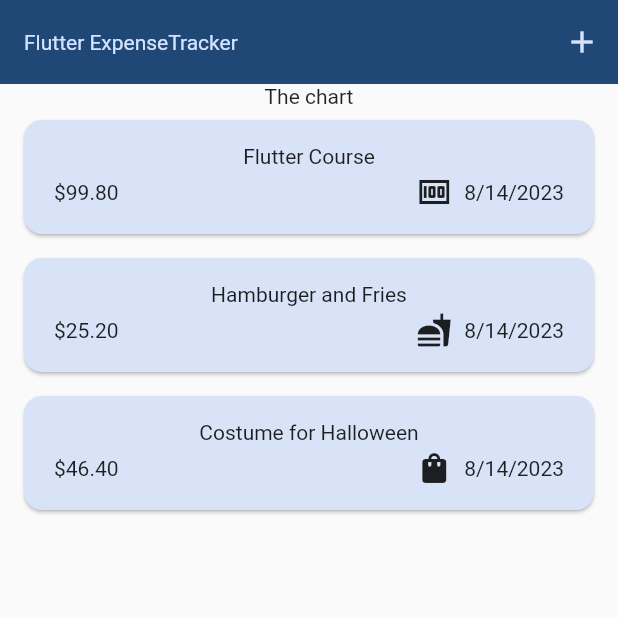
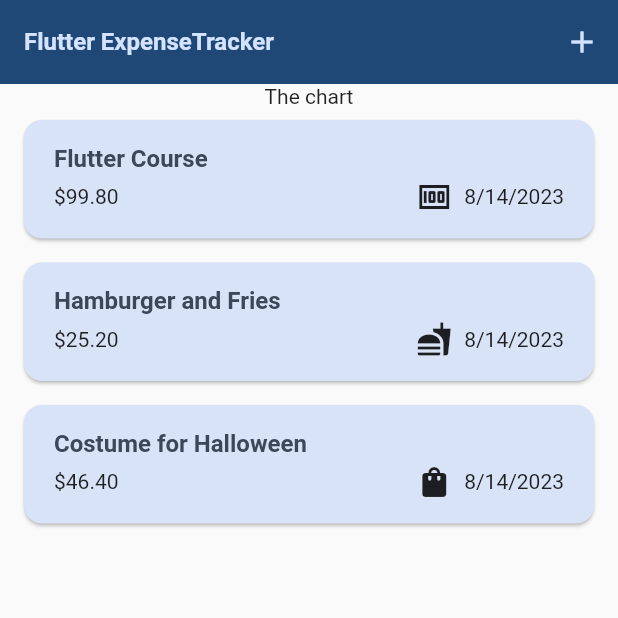
Before and after one commit to alfism1/flutter_learning, a Flutter app: the screen it shows after launch, on a phone screen of 412 x 824 dp, the top half of it. Run offline on Flutter 3.47's test engine with Material 2 defaults, Android fonts, the phone set to English and light mode, and no system bars.

Commit message:
Update dismissible background

```diff
--- a/lib/main.dart
+++ b/lib/main.dart
@@ -32,9 +32,9 @@ void main() {
         ),
         textTheme: ThemeData().textTheme.copyWith(
               titleLarge: TextStyle(
-                fontSize: 14,
-                fontWeight: FontWeight.normal,
-                color: kColorScheme.primaryContainer,
+                fontSize: 16,
+                fontWeight: FontWeight.bold,
+                color: kColorScheme.onSecondaryContainer,
               ),
             ),
       ),
--- a/lib/widgets/expenses_list/expenses_item.dart
+++ b/lib/widgets/expenses_list/expenses_item.dart
@@ -16,9 +16,12 @@ class ExpenseItem extends StatelessWidget {
           vertical: 16,
         ),
         child: Column(
-          // crossAxisAlignment: CrossAxisAlignment.start,
+          crossAxisAlignment: CrossAxisAlignment.start,
           children: [
-            Text(expense.title),
+            Text(
+              expense.title,
+              style: Theme.of(context).textTheme.titleLarge,
+            ),
             const SizedBox(height: 4),
             Row(
               children: [
--- a/lib/widgets/expenses_list/expenses_list.dart
+++ b/lib/widgets/expenses_list/expenses_list.dart
@@ -27,6 +27,14 @@ class ExpensesList extends StatelessWidget {
       itemCount: expenses.length,
       itemBuilder: (context, index) => Dismissible(
         key: Key(expenses[index].id),
+        background: Container(
+          color: Theme.of(context).colorScheme.error.withOpacity(0.75),
+          margin: EdgeInsets.symmetric(
+            horizontal: Theme.of(context).cardTheme.margin!.horizontal,
+            // vertical: Theme.of(context).cardTheme.margin!.vertical,
+          ),
+        ),
+        // direction: DismissDirection.endToStart,
         child: ExpenseItem(expenses[index]),
         onDismissed: (direction) {
           onRemove(expenses[index]);
```
